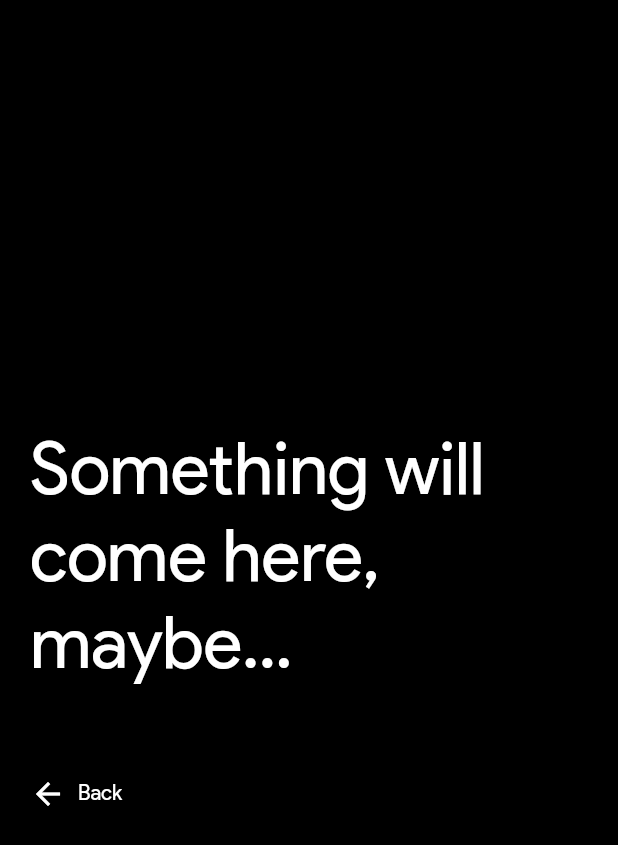
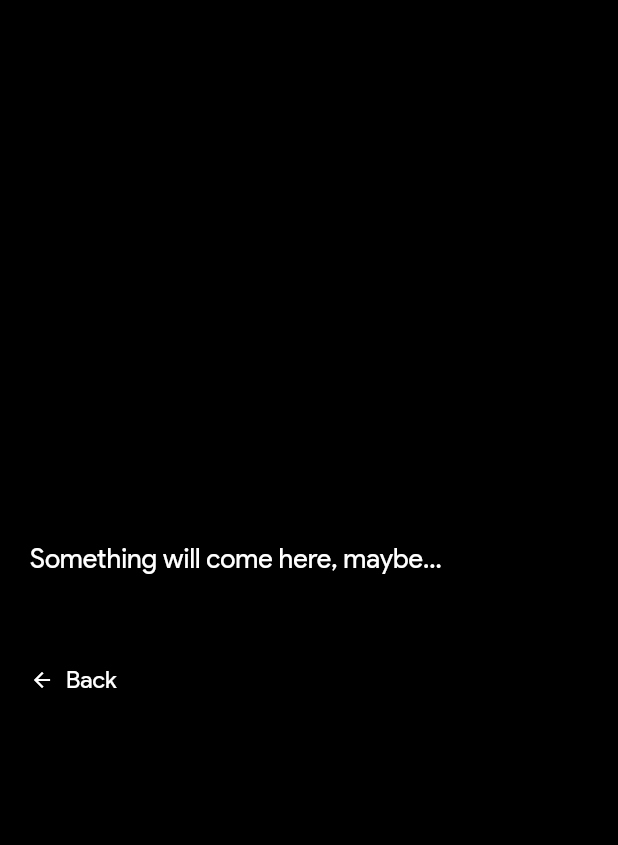
Before and after one commit to ninjaasmoke/readable, a Flutter app: the InfoPage screen opened directly, on a phone screen of 412 x 824 dp. Shown: the top 845 px of the screen. Run offline on Flutter 3.47's test engine with Material 2 defaults, Android fonts, the phone set to English and light mode, and no system bars; our stand-ins replace file_picker, flutter_svg, flutter_tts, hive, hive_flutter; missing offline and left inert: pdf_text; accounts and stored records are empty.

Commit message:
ui fixes

```diff
--- a/lib/Pages/info_page.dart
+++ b/lib/Pages/info_page.dart
@@ -15,7 +15,7 @@ class InfoPage extends StatelessWidget {
             child: Text(
               'Something will come here, maybe...',
               style: TextStyle(
-                fontSize: 48,
+                fontSize: 18,
               ),
             ),
           ),
@@ -27,8 +27,14 @@ class InfoPage extends StatelessWidget {
             onPressed: Navigator.of(context).pop,
             label: const Text(
               "Back",
+              style: TextStyle(
+                fontSize: 16,
+              ),
             ),
-            icon: const Icon(Icons.arrow_back),
+            icon: const Icon(
+              Icons.arrow_back,
+              size: 16,
+            ),
           ),
         ],
       ),
--- a/lib/Widgets/doc_text_widget.dart
+++ b/lib/Widgets/doc_text_widget.dart
@@ -1,4 +1,3 @@
-import 'package:flutter/foundation.dart';
 import 'package:flutter/material.dart';
 import 'package:provider/provider.dart';
 import 'package:readable/Providers/pdf_provider.dart';
```
